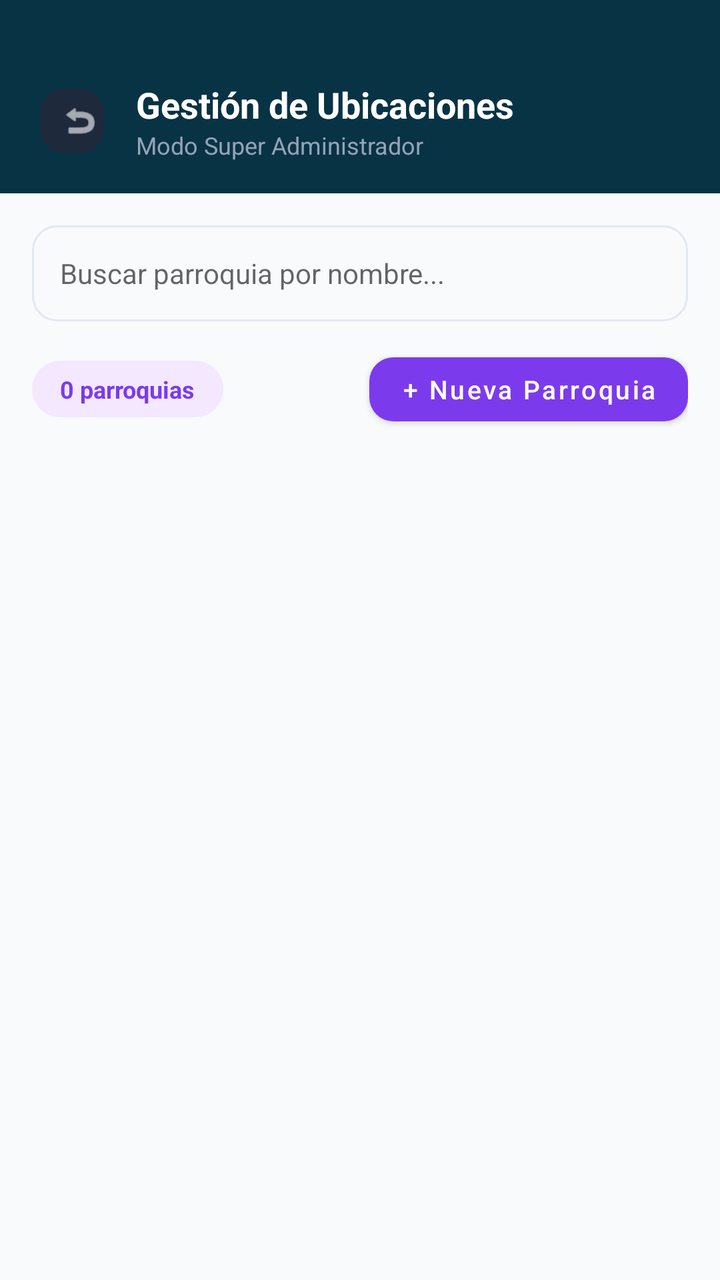
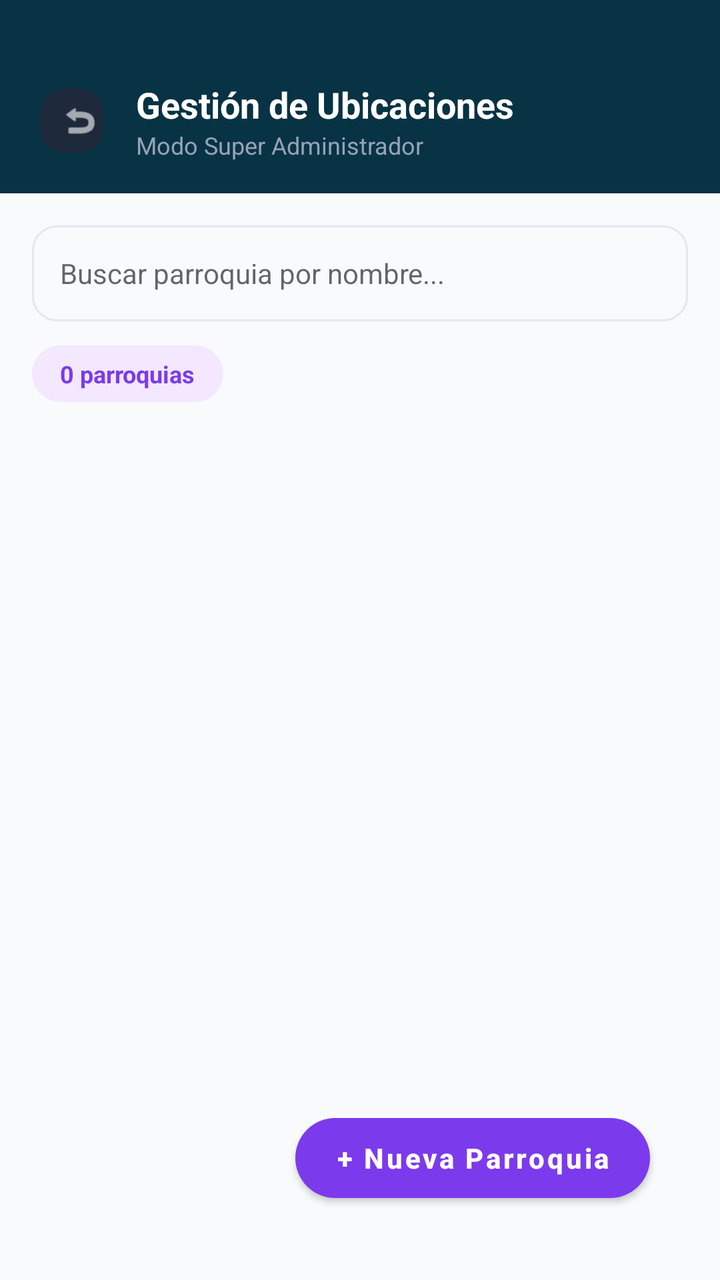

An Android layout rendered at two revisions. The XML below is the earlier revision; the diff shows what the commit changed to produce the second picture.
<!-- AndroidManifest.xml: application theme Theme.MaterialComponents.Light.NoActionBar -->
<!-- res/layout/activity_admin_parroquias.xml -->
<?xml version="1.0" encoding="utf-8"?>
<LinearLayout xmlns:android="http://schemas.android.com/apk/res/android"
    xmlns:app="http://schemas.android.com/apk/res-auto"
    android:layout_width="match_parent"
    android:layout_height="match_parent"
    android:background="#F8FAFC"
    android:orientation="vertical">

    
    <LinearLayout
        android:layout_width="match_parent"
        android:layout_height="wrap_content"
        android:background="#083344"
        android:gravity="center_vertical"
        android:orientation="horizontal"
        android:paddingHorizontal="16dp"
        android:paddingTop="40dp"
        android:paddingBottom="16dp">

        <com.google.android.material.button.MaterialButton
            android:id="@+id/btnRegresar"
            style="@style/Widget.Material3.Button.IconButton"
            android:layout_width="40dp"
            android:layout_height="40dp"
            android:layout_alignParentStart="true"
            android:layout_centerVertical="true"
            app:backgroundTint="#1E293B"
            app:cornerRadius="12dp"
            app:icon="@android:drawable/ic_menu_revert"
            app:iconSize="20dp"
            app:iconTint="@color/white" />

        <LinearLayout
            android:layout_width="wrap_content"
            android:layout_height="wrap_content"
            android:layout_marginStart="12dp"


            android:orientation="vertical">

            <TextView
                android:layout_width="wrap_content"
                android:layout_height="wrap_content"
                android:text="Gestión de Ubicaciones"
                android:textColor="@color/white"
                android:textSize="18sp"
                android:textStyle="bold" />

            <TextView
                android:layout_width="wrap_content"
                android:layout_height="wrap_content"
                android:text="Modo Super Administrador"
                android:textColor="#94A3B8"
                android:textSize="12sp" />
        </LinearLayout>
    </LinearLayout>

    <LinearLayout
        android:layout_width="match_parent"
        android:layout_height="match_parent"
        android:orientation="vertical"
        android:padding="16dp">

        
        <EditText
            android:id="@+id/etBuscar"
            android:layout_width="match_parent"
            android:layout_height="48dp"
            android:background="@drawable/bg_campo_entrada"
            android:drawablePadding="10dp"
            android:hint="Buscar parroquia por nombre..."
            android:paddingHorizontal="14dp"
            android:textSize="14sp" />

        <LinearLayout
            android:layout_width="match_parent"
            android:layout_height="wrap_content"
            android:layout_marginTop="12dp"
            android:gravity="center_vertical"
            android:orientation="horizontal">

            <TextView
                android:id="@+id/tvContadorParroquias"
                android:layout_width="wrap_content"
                android:layout_height="wrap_content"
                android:background="@drawable/bg_pill_purple"
                android:paddingHorizontal="14dp"
                android:paddingVertical="6dp"
                android:text="0 parroquias"
                android:textColor="#7C3AED"
                android:textSize="12sp"
                android:textStyle="bold" />

            <View
                android:layout_width="0dp"
                android:layout_height="0dp"
                android:layout_weight="1" />

            <com.google.android.material.button.MaterialButton
                android:id="@+id/btnNuevaParroquia"
                android:layout_width="wrap_content"
                android:layout_height="44dp"
                android:text="+ Nueva Parroquia"
                android:textAllCaps="false"
                android:textSize="13sp"
                app:backgroundTint="#7C3AED"
                app:cornerRadius="12dp" />
        </LinearLayout>

        
        <androidx.recyclerview.widget.RecyclerView
            android:id="@+id/rvParroquias"
            android:layout_width="match_parent"
            android:layout_height="match_parent"
            android:layout_marginTop="16dp"
            android:clipToPadding="false"
            android:paddingBottom="24dp" />
    </LinearLayout>
</LinearLayout>
<!-- resources referenced by this layout -->
<resources>
  <color name="white">#FFFFFFFF</color>
  <!-- drawable bg_campo_entrada (drawable) -->
  <?xml version="1.0" encoding="utf-8"?>
  <shape xmlns:android="http://schemas.android.com/apk/res/android">
      <solid android:color="#F8FAFC" /> 
      <stroke
          android:width="1dp"
          android:color="@color/input_stroke" />
      <corners android:radius="12dp" />
  </shape>
  <!-- drawable bg_pill_purple (drawable) -->
  <?xml version="1.0" encoding="utf-8"?>
  <shape xmlns:android="http://schemas.android.com/apk/res/android">
      <solid android:color="#F3E8FF" />
      <corners android:radius="20dp" />
  </shape>
  <color name="input_stroke">#E2E8F0</color>
</resources>

<!-- the commit's change to res/layout/activity_admin_parroquias.xml (unified diff, before → after) -->
@@ -22,8 +22,6 @@
             style="@style/Widget.Material3.Button.IconButton"
             android:layout_width="40dp"
             android:layout_height="40dp"
-            android:layout_alignParentStart="true"
-            android:layout_centerVertical="true"
             app:backgroundTint="#1E293B"
             app:cornerRadius="12dp"
             app:icon="@android:drawable/ic_menu_revert"
@@ -34,8 +32,6 @@
             android:layout_width="wrap_content"
             android:layout_height="wrap_content"
             android:layout_marginStart="12dp"
-
-
             android:orientation="vertical">
 
             <TextView
@@ -55,34 +51,34 @@
         </LinearLayout>
     </LinearLayout>
 
-    <LinearLayout
+    
+    <FrameLayout
         android:layout_width="match_parent"
-        android:layout_height="match_parent"
-        android:orientation="vertical"
-        android:padding="16dp">
-
-        
-        <EditText
-            android:id="@+id/etBuscar"
-            android:layout_width="match_parent"
-            android:layout_height="48dp"
-            android:background="@drawable/bg_campo_entrada"
-            android:drawablePadding="10dp"
-            android:hint="Buscar parroquia por nombre..."
-            android:paddingHorizontal="14dp"
-            android:textSize="14sp" />
+        android:layout_height="match_parent">
 
         <LinearLayout
             android:layout_width="match_parent"
-            android:layout_height="wrap_content"
-            android:layout_marginTop="12dp"
-            android:gravity="center_vertical"
-            android:orientation="horizontal">
+            android:layout_height="match_parent"
+            android:orientation="vertical"
+            android:padding="16dp">
 
+            
+            <EditText
+                android:id="@+id/etBuscar"
+                android:layout_width="match_parent"
+                android:layout_height="48dp"
+                android:background="@drawable/bg_campo_entrada"
+                android:drawablePadding="10dp"
+                android:hint="Buscar parroquia por nombre..."
+                android:paddingHorizontal="14dp"
+                android:textSize="14sp" />
+
+            
             <TextView
                 android:id="@+id/tvContadorParroquias"
                 android:layout_width="wrap_content"
                 android:layout_height="wrap_content"
+                android:layout_marginTop="12dp"
                 android:background="@drawable/bg_pill_purple"
                 android:paddingHorizontal="14dp"
                 android:paddingVertical="6dp"
@@ -91,29 +87,31 @@
                 android:textSize="12sp"
                 android:textStyle="bold" />
 
-            <View
-                android:layout_width="0dp"
-                android:layout_height="0dp"
-                android:layout_weight="1" />
-
-            <com.google.android.material.button.MaterialButton
-                android:id="@+id/btnNuevaParroquia"
-                android:layout_width="wrap_content"
-                android:layout_height="44dp"
-                android:text="+ Nueva Parroquia"
-                android:textAllCaps="false"
-                android:textSize="13sp"
-                app:backgroundTint="#7C3AED"
-                app:cornerRadius="12dp" />
+            
+            <androidx.recyclerview.widget.RecyclerView
+                android:id="@+id/rvParroquias"
+                android:layout_width="match_parent"
+                android:layout_height="match_parent"
+                android:layout_marginTop="16dp"
+                android:clipToPadding="false"
+                android:paddingBottom="80dp" />
         </LinearLayout>
 
         
-        <androidx.recyclerview.widget.RecyclerView
-            android:id="@+id/rvParroquias"
-            android:layout_width="match_parent"
-            android:layout_height="match_parent"
-            android:layout_marginTop="16dp"
-            android:clipToPadding="false"
-            android:paddingBottom="24dp" />
-    </LinearLayout>
+        <com.google.android.material.button.MaterialButton
+            android:id="@+id/btnNuevaParroquia"
+            android:layout_width="wrap_content"
+            android:layout_height="52dp"
+            android:layout_gravity="bottom|end"
+            android:layout_margin="35dp"
+            android:paddingHorizontal="20dp"
+            android:text="+ Nueva Parroquia"
+            android:textAllCaps="false"
+            android:textSize="14sp"
+            android:textStyle="bold"
+            app:backgroundTint="#7C3AED"
+            app:cornerRadius="26dp"
+            app:elevation="6dp" />
+
+    </FrameLayout>
 </LinearLayout>
